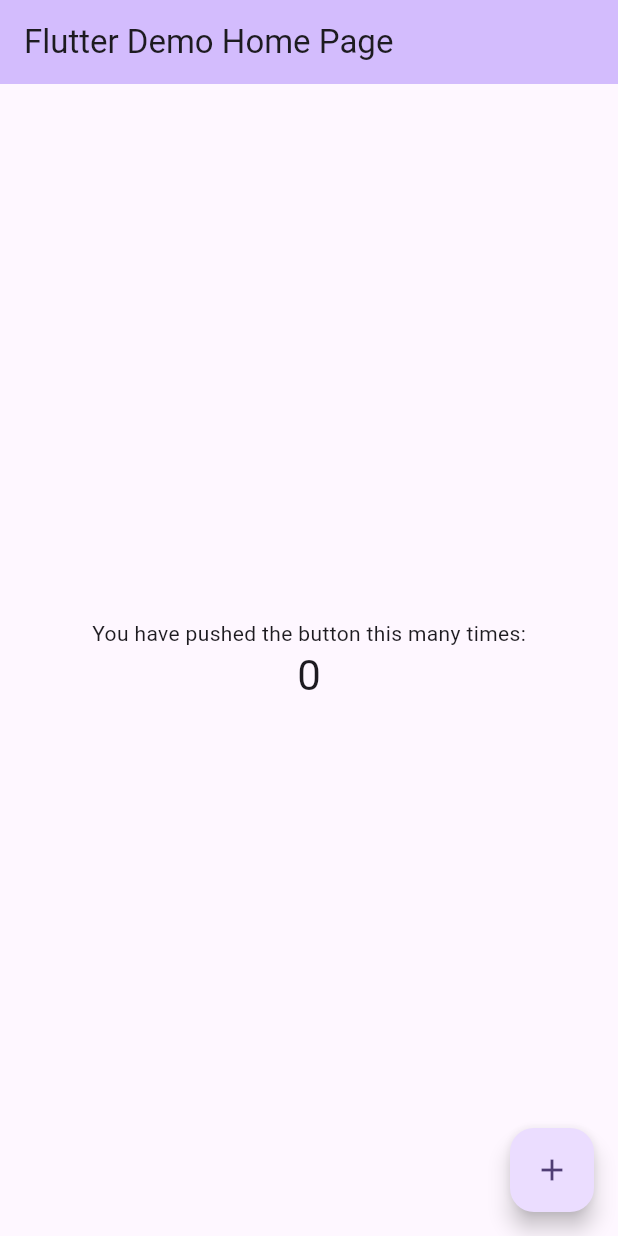
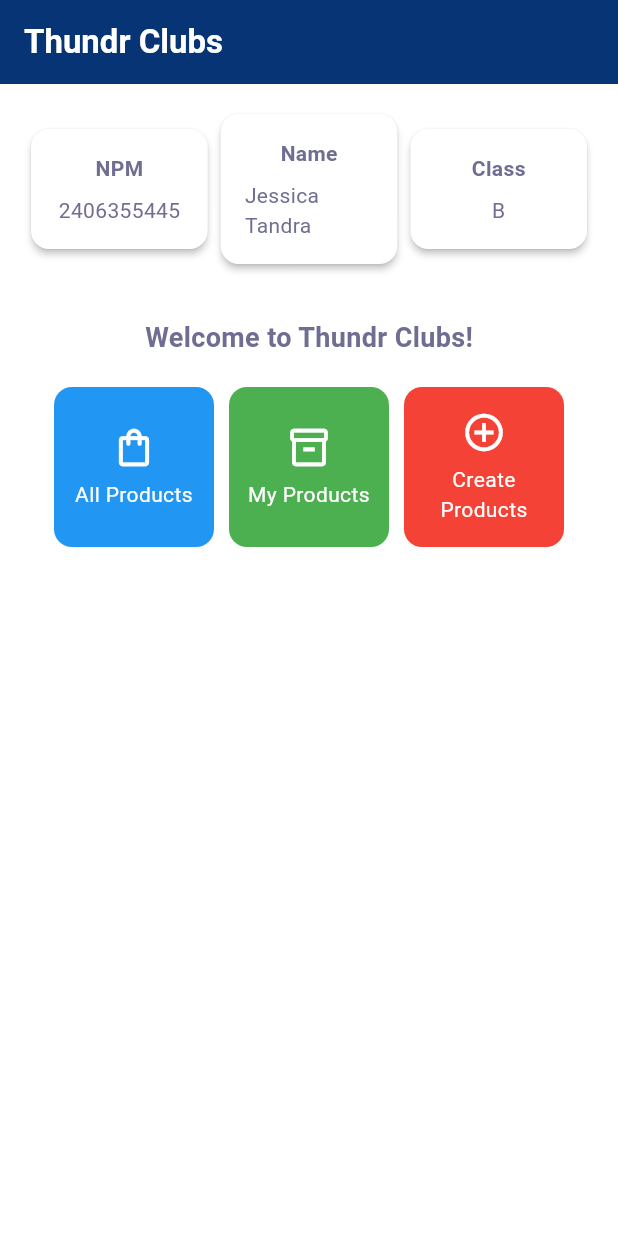
Before and after one commit to newjeasnz/thundr-clubs-mobile, a Flutter app: the screen it shows after launch, on a phone screen of 412 x 824 dp. Run offline on Flutter 3.47's test engine with Material 3 defaults, Android fonts, the light colour scheme and no system bars.

Commit message:
Tugas 7: 3 tombol, implement warna, snackbar

```diff
--- a/lib/main.dart
+++ b/lib/main.dart
@@ -1,4 +1,5 @@
 import 'package:flutter/material.dart';
+import 'package:thundr_clubs/menu.dart';
 
 void main() {
   runApp(const MyApp());
@@ -12,7 +13,7 @@
   Widget build(BuildContext context) {
     return MaterialApp(
       title: 'Flutter Demo',
-      theme: ThemeData(
+      theme: lightningTheme,
         // This is the theme of your application.
         //
         // TRY THIS: Try running your application with "flutter run". You'll see
@@ -28,95 +29,45 @@
         //
         // This works for code too, not just values: Most code changes can be
         // tested with just a hot reload.
-        colorScheme: ColorScheme.fromSeed(seedColor: Colors.deepPurple),
-      ),
-      home: const MyHomePage(title: 'Flutter Demo Home Page'),
+
+      home: MyHomePage(),
     );
   }
 }
 
-class MyHomePage extends StatefulWidget {
-  const MyHomePage({super.key, required this.title});
-
-  // This widget is the home page of your application. It is stateful, meaning
-  // that it has a State object (defined below) that contains fields that affect
-  // how it looks.
-
-  // This class is the configuration for the state. It holds the values (in this
-  // case the title) provided by the parent (in this case the App widget) and
-  // used by the build method of the State. Fields in a Widget subclass are
-  // always marked "final".
-
-  final String title;
-
-  @override
-  State<MyHomePage> createState() => _MyHomePageState();
-}
-
-class _MyHomePageState extends State<MyHomePage> {
-  int _counter = 0;
-
-  void _incrementCounter() {
-    setState(() {
-      // This call to setState tells the Flutter framework that something has
-      // changed in this State, which causes it to rerun the build method below
-      // so that the display can reflect the updated values. If we changed
-      // _counter without calling setState(), then the build method would not be
-      // called again, and so nothing would appear to happen.
-      _counter++;
-    });
-  }
-
-  @override
-  Widget build(BuildContext context) {
-    // This method is rerun every time setState is called, for instance as done
-    // by the _incrementCounter method above.
-    //
-    // The Flutter framework has been optimized to make rerunning build methods
-    // fast, so that you can just rebuild anything that needs updating rather
-    // than having to individually change instances of widgets.
-    return Scaffold(
-      appBar: AppBar(
-        // TRY THIS: Try changing the color here to a specific color (to
-        // Colors.amber, perhaps?) and trigger a hot reload to see the AppBar
-        // change color while the other colors stay the same.
-        backgroundColor: Theme.of(context).colorScheme.inversePrimary,
-        // Here we take the value from the MyHomePage object that was created by
-        // the App.build method, and use it to set our appbar title.
-        title: Text(widget.title),
-      ),
-      body: Center(
-        // Center is a layout widget. It takes a single child and positions it
-        // in the middle of the parent.
-        child: Column(
-          // Column is also a layout widget. It takes a list of children and
-          // arranges them vertically. By default, it sizes itself to fit its
-          // children horizontally, and tries to be as tall as its parent.
-          //
-          // Column has various properties to control how it sizes itself and
-          // how it positions its children. Here we use mainAxisAlignment to
-          // center the children vertically; the main axis here is the vertical
-          // axis because Columns are vertical (the cross axis would be
-          // horizontal).
-          //
-          // TRY THIS: Invoke "debug painting" (choose the "Toggle Debug Paint"
-          // action in the IDE, or press "p" in the console), to see the
-          // wireframe for each widget.
-          mainAxisAlignment: MainAxisAlignment.center,
-          children: <Widget>[
-            const Text('You have pushed the button this many times:'),
-            Text(
-              '$_counter',
-              style: Theme.of(context).textTheme.headlineMedium,
-            ),
-          ],
-        ),
-      ),
-      floatingActionButton: FloatingActionButton(
-        onPressed: _incrementCounter,
-        tooltip: 'Increment',
-        child: const Icon(Icons.add),
-      ), // This trailing comma makes auto-formatting nicer for build methods.
-    );
-  }
-}
+final ThemeData lightningTheme = ThemeData(
+  colorScheme: const ColorScheme(
+    brightness: Brightness.light,
+    primary: Color(0xFF063474),     // Biru tua
+    onPrimary: Colors.white,
+    secondary: Color(0xFF2C3B6A),   // Biru gelap keunguan
+    onSecondary: Colors.white,
+    tertiary: Color(0xFF7185B7),    // Biru abu muda
+    error: Color(0xFFD32F2F),
+    onError: Colors.white,
+    surface:  Colors.white, // Biru muda terang
+    onSurface: Color(0xFF063474),
+  ),
+  scaffoldBackgroundColor: Colors.white,
+  appBarTheme: const AppBarTheme(
+    backgroundColor: Color(0xFF063474),
+    foregroundColor: Colors.white,
+    elevation: 0,
+  ),
+  textTheme: const TextTheme(
+    bodyLarge: TextStyle(color: Color(0xFF2C3B6A)),
+    bodyMedium: TextStyle(color: Color(0xFF6F6E92)),
+    titleLarge: TextStyle(
+      color: Color(0xFF063474),
+      fontWeight: FontWeight.bold,
+    ),
+  ),
+  elevatedButtonTheme: ElevatedButtonThemeData(
+    style: ElevatedButton.styleFrom(
+      backgroundColor: const Color(0xFF063474),
+      foregroundColor: Colors.white,
+      shape: RoundedRectangleBorder(borderRadius: BorderRadius.circular(12)),
+      padding: const EdgeInsets.symmetric(horizontal: 24, vertical: 12),
+    ),
+  ),
+);
--- /dev/null
+++ b/lib/menu.dart
@@ -0,0 +1,172 @@
+import 'package:flutter/material.dart';
+
+class MyHomePage extends StatelessWidget {
+  MyHomePage({super.key});
+
+  final String nama = 'Jessica Tandra';
+  final String npm = '2406355445';
+  final String kelas = 'B';
+
+  final List<ItemHomePage> items = [
+    ItemHomePage('All Products', Icons.shopping_bag_outlined),
+    ItemHomePage('My Products', Icons.inventory_2_outlined),
+    ItemHomePage('Create Products', Icons.add_circle_outline),
+  ];
+
+  @override
+  Widget build(BuildContext context){
+    return Scaffold(
+      appBar: AppBar(
+        title: const Text(
+          'Thundr Clubs',
+          style: TextStyle(
+            color: Colors.white,
+            fontWeight: FontWeight.bold,
+          ),
+        ),
+        backgroundColor: Theme.of(context).colorScheme.primary,
+      ),
+
+      body: Padding(
+        padding: const EdgeInsets.all(16.0),
+        child: Column(
+          crossAxisAlignment: CrossAxisAlignment.center,
+          children: [
+            Row(
+              mainAxisAlignment: MainAxisAlignment.spaceEvenly,
+              children: [
+                InfoCard(title: 'NPM', content: npm),
+                InfoCard(title: 'Name', content: nama),
+                InfoCard(title: 'Class', content: kelas),
+              ],
+            ),
+            const SizedBox(height: 16.0),
+
+            Center(
+              child: Column(
+                children: [
+                  const Padding(
+                    padding: EdgeInsets.only(top: 16.0),
+                    child: Text(
+                      'Welcome to Thundr Clubs!',
+                      style: TextStyle(
+                        fontWeight: FontWeight.bold,
+                        fontSize: 18.0
+                      ),
+                    ),
+                  ),
+
+                  GridView.count(
+                    primary: true,
+                    padding: const EdgeInsets.all(20),
+                    crossAxisSpacing: 10,
+                    mainAxisSpacing: 10,
+                    crossAxisCount: 3,
+                    shrinkWrap: true,
+
+                    children: items.map((ItemHomePage item) {
+                      return ItemCard(item);
+                    }).toList(),
+                  ),
+
+                ],
+              ),
+            )
+          ],
+        ),
+      ),
+    );
+  }
+
+}
+
+class InfoCard extends StatelessWidget {
+  final String title;
+  final String content;
+
+  const InfoCard({super.key, required this.title, required this.content});
+
+  @override
+  Widget build(BuildContext context) {
+    return Card(
+      elevation: 2.0,
+      child: Container(
+        width: MediaQuery.of(context).size.width / 3.5,
+        padding: const EdgeInsets.all(16.0),
+        child: Column(
+          children: [
+            Text (
+              title,
+              style: const TextStyle(fontWeight: FontWeight.bold),
+            ),
+            const SizedBox(height: 8.0),
+            Text(content),
+          ],
+        ),
+      ),
+    );
+  }
+}
+
+class ItemHomePage{
+  final String name;
+  final IconData icon;
+
+  ItemHomePage(this.name, this.icon);
+}
+
+class ItemCard extends StatelessWidget{
+  final ItemHomePage item;
+  const ItemCard(this.item, {super.key});
+
+  @override
+  Widget build(BuildContext context){
+    Color buttonColor;
+    if(item.name == 'All Products'){
+      buttonColor = Colors.blue;
+    } else if(item.name == 'My Products'){
+      buttonColor = Colors.green;
+    } else if(item.name == "Create Products"){
+      buttonColor = Colors.red;
+    } else{
+      buttonColor = Theme.of(context).colorScheme.primary;
+    }
+
+
+    return Material(
+      color: buttonColor,
+      borderRadius: BorderRadius.circular(12),
+
+      child: InkWell(
+        onTap: () {
+          ScaffoldMessenger.of(context)
+          ..hideCurrentSnackBar()
+          ..showSnackBar(
+            SnackBar(content: Text("Kamu telah menekan tombol ${item.name}"))
+          );
+        },
+        child: Container (
+          padding: const EdgeInsets.all(8),
+          child: Center(
+            child: Column(
+              mainAxisAlignment: MainAxisAlignment.center,
+              children: [
+                Icon(
+                  item.icon,
+                  color: Colors.white,
+                  size: 30.0,
+                ),
+                const Padding(padding: EdgeInsets.all(3)),
+                Text(
+                  item.name,
+                  textAlign: TextAlign.center,
+                  style: const TextStyle(color: Colors.white),
+                )
+              ],
+            )
+          )
+        )
+      )
+    );
+  }
+}
```
